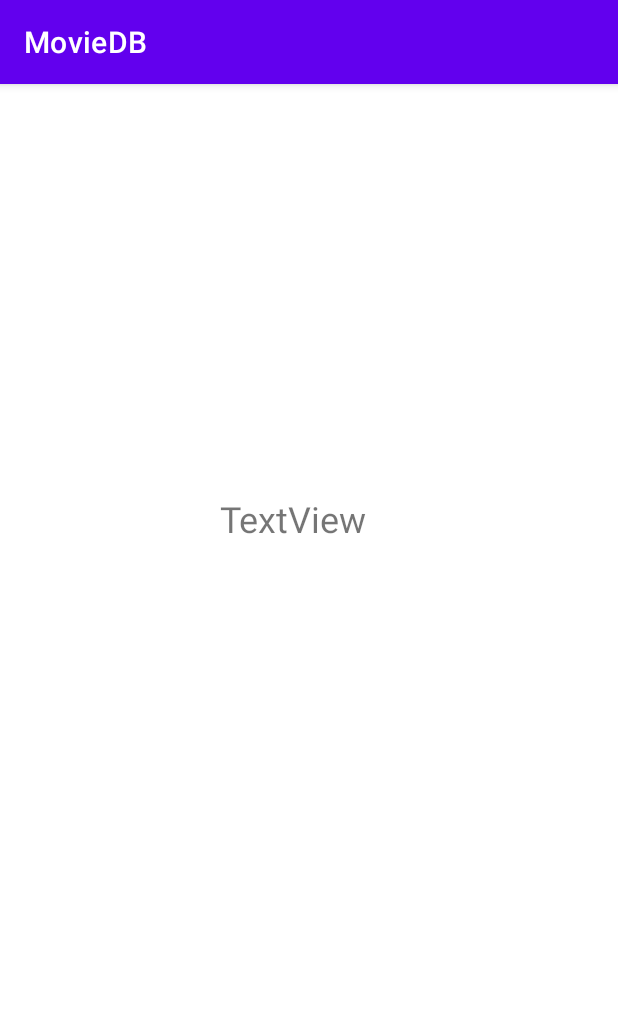
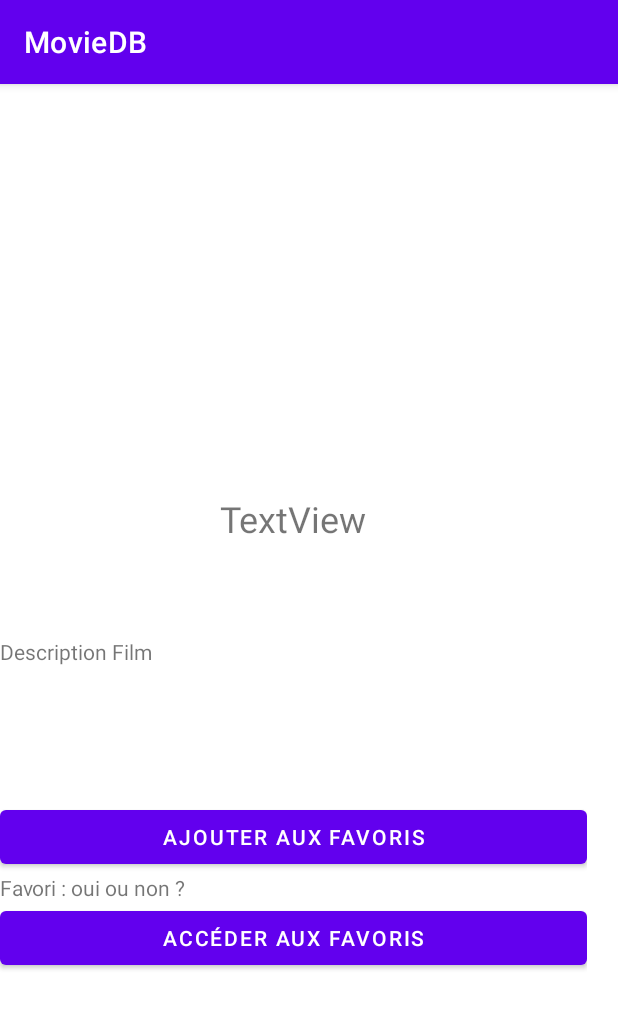
Before and after one commit to MauquieLouis/MovieDB, an Android app: the DetailActivity screen opened directly, with no data from a screen before it, on a phone screen of 412 x 824 dp. Shown: the top 1009 px of the screen. Run offline under Robolectric (Android 15) with nearby library versions, the phone set to English and light mode, and no system bars.

```diff
--- a/app/src/main/AndroidManifest.xml
+++ b/app/src/main/AndroidManifest.xml
@@ -13,6 +13,9 @@
         android:supportsRtl="true"
         android:theme="@style/Theme.MovieDB">
         <activity
+            android:name=".FavorisActivity"
+            android:exported="false" />
+        <activity
             android:name=".DetailActivity"
             android:exported="false" />
         <activity
--- a/app/src/main/java/com/example/moviedb/AsyncMovieDBJSONDataList.java
+++ b/app/src/main/java/com/example/moviedb/AsyncMovieDBJSONDataList.java
@@ -74,10 +74,11 @@ public class AsyncMovieDBJSONDataList extends AsyncTask<String, Void, JSONObject
                     String title = (String) array.getJSONObject(i).get("original_title");
                     String poster_path = (String) array.getJSONObject(i).get("poster_path").toString();
                     String backdrop_path = (String) array.getJSONObject(i).get("backdrop_path").toString();
+                    int idFilm = (int) array.getJSONObject(i).get("id");
                     Log.i("JLMZ51", " Adding to adapter title : "+ title);
                     String urlImage = "https://image.tmdb.org/t/p/w300"+poster_path;
                     String urlImageBck = "https://image.tmdb.org/t/p/w500"+backdrop_path;
-                    adapter.add(title, urlImage, urlImageBck);
+                    adapter.add(title, urlImage, urlImageBck, idFilm);
                 }
                 adapter.notifyDataSetChanged();
                 Log.e("JLMZ51", "count : "+adapter.getCount());
--- a/app/src/main/java/com/example/moviedb/DetailActivity.java
+++ b/app/src/main/java/com/example/moviedb/DetailActivity.java
@@ -2,7 +2,11 @@ package com.example.moviedb;
 
 import androidx.appcompat.app.AppCompatActivity;
 
+import android.content.ContentValues;
+import android.content.Intent;
+import android.database.sqlite.SQLiteDatabase;
 import android.os.Bundle;
+import android.view.View;
 import android.widget.ImageView;
 import android.widget.TextView;
 
@@ -10,6 +14,9 @@ public class DetailActivity extends AppCompatActivity {
 
     private TextView tv;
     private ImageView img;
+    private int idFilm;
+    private SQLiteDatabase db;
+    private SQLiteDatabase dbr;
 
     @Override
     protected void onCreate(Bundle savedInstanceState) {
@@ -20,10 +27,26 @@ public class DetailActivity extends AppCompatActivity {
         if(extras != null){
             String title = extras.getString("title");
             String url_img = extras.getString("url_img");
+            idFilm = extras.getInt("id");
             tv = (TextView) findViewById(R.id.textViewTitle);
             AsyncBitmapDownloader bmpD = new AsyncBitmapDownloader(this);
             bmpD.execute(url_img);
             tv.setText(title);
         }
+
+        MovieDbHelper dbHelper = new MovieDbHelper(getApplicationContext());
+        db = dbHelper.getWritableDatabase();
+        dbr = dbHelper.getReadableDatabase();
+    }
+
+    public void addFavorite(View view){
+        ContentValues values = new ContentValues();
+        values.put(MovieContract.MovieEntry.COLUMN_NAME_ID_FILM, idFilm);
+        long newRowId = db.insert(MovieContract.MovieEntry.TABLE_NAME, null, values);
+    }
+
+    public void accesFavoris(View view){
+        Intent i = new Intent(DetailActivity.this, FavorisActivity.class);
+        startActivity(i);
     }
 }
--- /dev/null
+++ b/app/src/main/java/com/example/moviedb/MovieDbHelper.java
@@ -0,0 +1,36 @@
+package com.example.moviedb;
+
+import android.content.Context;
+import android.database.sqlite.SQLiteDatabase;
+import android.database.sqlite.SQLiteOpenHelper;
+
+
+public class MovieDbHelper extends SQLiteOpenHelper {
+
+    public static final int DATABASE_VERSION = 1;
+    public static final String DATABASE_NAME = "Movie.db";
+
+    private static final String SQL_CREATE_ENTRIES =
+            "CREATE TABLE "+ MovieContract.MovieEntry.TABLE_NAME + " ("+
+                    MovieContract.MovieEntry._ID + " INTEGER PRIMARY KEY,"+
+                    MovieContract.MovieEntry.COLUMN_NAME_ID_FILM+" TEXT)";
+    //+ FeedReaderContract.FeedEntry.COLUMN_NAME_TITLE " TEXT)";
+
+    private static final String SQL_DELETE_ENTRIES =
+            "DROP TABLE IF EXISTS "+ MovieContract.MovieEntry.TABLE_NAME;
+
+    public MovieDbHelper(Context context){
+        super(context, DATABASE_NAME, null, DATABASE_VERSION);
+    }
+
+    public void onCreate(SQLiteDatabase db){ db.execSQL(SQL_CREATE_ENTRIES);}
+    public void onUpgrade(SQLiteDatabase db, int oldVersion, int newVersion){
+        db.execSQL(SQL_DELETE_ENTRIES);
+        onCreate(db);
+    }
+
+    public void onDowngrade(SQLiteDatabase db, int oldVersion, int newVersion){
+        onUpgrade(db, oldVersion, newVersion);
+    }
+
+}
--- a/app/src/main/res/layout/activity_detail.xml
+++ b/app/src/main/res/layout/activity_detail.xml
@@ -28,6 +28,32 @@
             android:textSize="24sp"
             tools:textAlignment="center" />
 
+        <TextView
+            android:id="@+id/textView"
+            android:layout_width="match_parent"
+            android:layout_height="109dp"
+            android:text="Description Film" />
+
+        <Button
+            android:id="@+id/button3"
+            android:layout_width="match_parent"
+            android:layout_height="wrap_content"
+            android:text="Ajouter aux favoris"
+            android:onClick="addFavorite"/>
+
+        <TextView
+            android:id="@+id/textView2"
+            android:layout_width="match_parent"
+            android:layout_height="wrap_content"
+            android:text="Favori : oui ou non ?" />
+
+        <Button
+            android:id="@+id/button4"
+            android:layout_width="match_parent"
+            android:layout_height="wrap_content"
+            android:text="Accéder aux favoris"
+            android:onClick="accesFavoris"/>
+
 
     </LinearLayout>
 </androidx.constraintlayout.widget.ConstraintLayout>
```
Also changed, not shown: app/src/main/java/com/example/moviedb/FavorisActivity.java (added, +49 -0 lines), app/src/main/java/com/example/moviedb/MovieContract.java (added, +15 -0 lines), app/src/main/java/com/example/moviedb/MyAdapter.java (+6 -3 lines), app/src/main/res/layout/activity_favoris.xml (added, +15 -0 lines).
